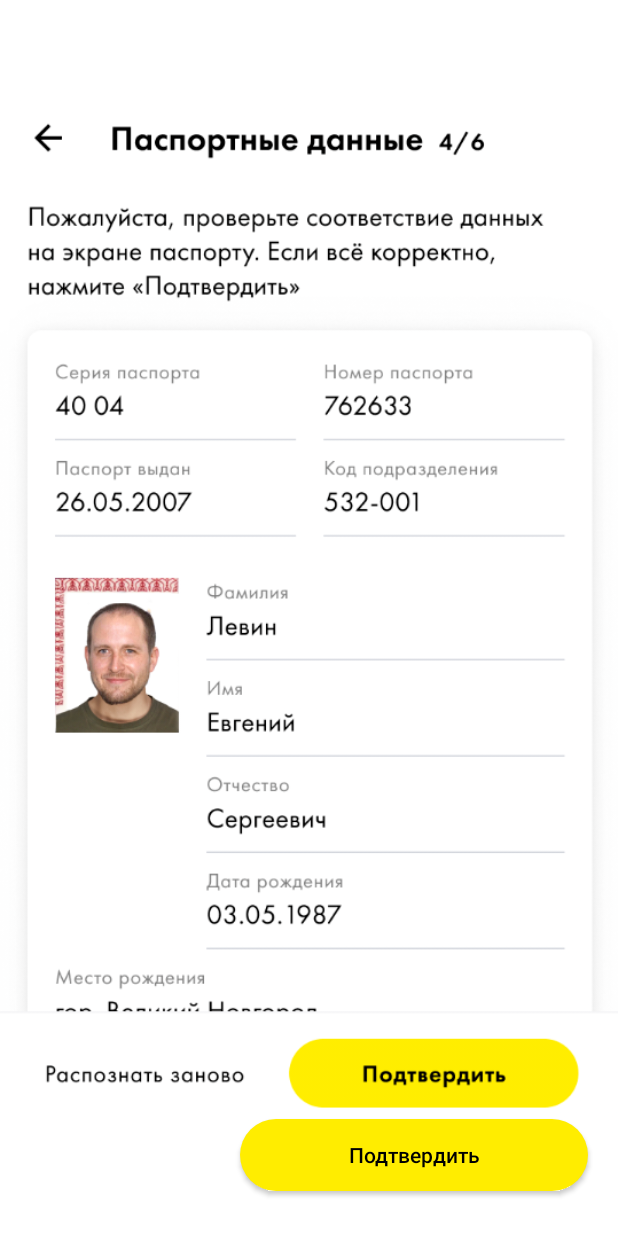
After one commit to Jeaced/javahack, an Android app: the FormsActivity screen opened directly, with no data from a screen before it, on a phone screen of 412 x 824 dp. The commit adds this screen. Run offline under Robolectric (Android 15) with nearby library versions, the phone set to English and light mode, and no system bars.

Commit message:
Add mock design

```diff
--- /dev/null
+++ b/app/src/main/java/kazanexpress/ru/javahack/ui/info/FormsActivity.kt
@@ -0,0 +1,13 @@
+package kazanexpress.ru.javahack.ui.info
+
+import android.support.v7.app.AppCompatActivity
+import android.os.Bundle
+import kazanexpress.ru.javahack.R
+
+class FormsActivity : AppCompatActivity() {
+
+    override fun onCreate(savedInstanceState: Bundle?) {
+        super.onCreate(savedInstanceState)
+        setContentView(R.layout.activity_forms)
+    }
+}
--- a/app/src/main/java/kazanexpress/ru/javahack/ui/login/LoginActivity.kt
+++ b/app/src/main/java/kazanexpress/ru/javahack/ui/login/LoginActivity.kt
@@ -16,7 +16,7 @@ import android.view.View
 import android.view.inputmethod.EditorInfo
 import android.widget.*
 import com.redmadrobot.inputmask.MaskedTextChangedListener
-import kazanexpress.ru.javahack.ui.profile_details.MainActivity
+import kazanexpress.ru.javahack.ui.info.CaptureDocImageActivity
 import kazanexpress.ru.javahack.R
 
 class LoginActivity : AppCompatActivity() {
@@ -123,7 +123,7 @@ class LoginActivity : AppCompatActivity() {
     }
 
     private fun goToMainActivity() {
-        startActivity(Intent(this, MainActivity::class.java))
+        startActivity(Intent(this, CaptureDocImageActivity::class.java))
         finish()
     }
 }
--- /dev/null
+++ b/app/src/main/res/layout/activity_forms.xml
@@ -0,0 +1,39 @@
+<?xml version="1.0" encoding="utf-8"?>
+<android.support.constraint.ConstraintLayout xmlns:android="http://schemas.android.com/apk/res/android"
+    xmlns:app="http://schemas.android.com/apk/res-auto"
+    xmlns:tools="http://schemas.android.com/tools"
+    android:background="@color/appWhite"
+    android:layout_width="match_parent"
+    android:layout_height="match_parent"
+    tools:context=".ui.info.FormsActivity">
+
+
+    <ImageView
+        android:layout_width="match_parent"
+        android:layout_height="match_parent"
+        android:src="@mipmap/scan_results"
+        app:layout_constraintStart_toStartOf="parent"
+        app:layout_constraintEnd_toEndOf="parent"
+        app:layout_constraintTop_toTopOf="parent"
+        android:elevation="0dp"/>
+
+    <Button
+        android:id="@+id/capture"
+        android:layout_width="0dp"
+        android:layout_height="wrap_content"
+        android:layout_gravity="start"
+        android:layout_marginBottom="30dp"
+        android:layout_marginEnd="20dp"
+        android:layout_marginStart="160dp"
+        android:background="@drawable/sign_in_button"
+        android:textColor="@color/colorAccent"
+        style="?android:attr/borderlessButtonStyle"
+        android:textAllCaps="false"
+        android:textSize="14sp"
+        android:enabled="true"
+        android:text="@string/action_accept"
+        app:layout_constraintEnd_toEndOf="parent"
+        app:layout_constraintStart_toStartOf="parent"
+        app:layout_constraintBottom_toBottomOf="parent"
+        android:elevation="2dp" />
+</android.support.constraint.ConstraintLayout>
--- a/app/src/main/res/values/colors.xml
+++ b/app/src/main/res/values/colors.xml
@@ -6,4 +6,5 @@
     <color name="appWhite">#FFFFFF</color>
     <color name="gray">#7F7F7F</color>
     <color name="yellow">#FFED00</color>
+    <color name="photoGray">#E5E5E5</color>
 </resources>
--- a/app/src/main/res/values/strings.xml
+++ b/app/src/main/res/values/strings.xml
@@ -3,6 +3,8 @@
     <string name="shared_preferences">ru.hardcoders.shared_preferences</string>
     <string name="title_activity_login">Войти</string>
     <string name="action_sign_in">Войти</string>
+    <string name="action_capture">Распознать</string>
+    <string name="action_accept">Подтвердить</string>
     <string name="action_sign_in_short">Войти</string>
     <string name="welcome">"Welcome !"</string>
     <string name="invalid_username">Не валидный номер телефона</string>
```
Also changed, not shown: app/src/main/AndroidManifest.xml (+11 -9 lines), app/src/main/java/kazanexpress/ru/javahack/ui/info/CaptureDocImageActivity.kt (added, +77 -0 lines), app/src/main/java/kazanexpress/ru/javahack/ui/profile_details/MainActivity.kt (deleted, +0 -59 lines), app/src/main/res/layout/activity_capture_doc_image.xml (added, +59 -0 lines), app/src/main/res/layout/activity_main.xml (deleted, +0 -31 lines), app/src/main/res/mipmap-xhdpi/scan_passport.png (added), app/src/main/res/mipmap-xhdpi/scan_results.png (added).
